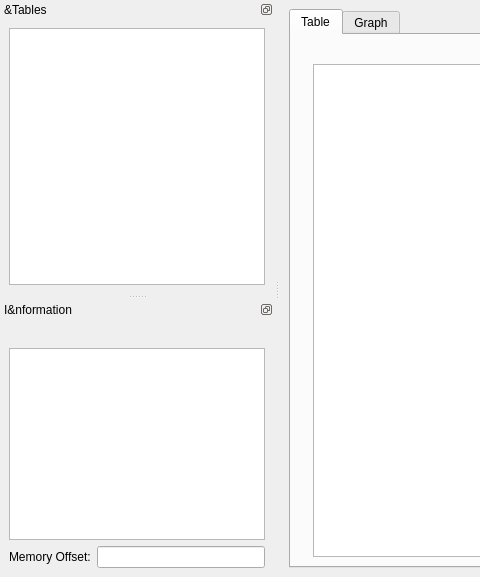
Above: src/ui/tuneeditor.ui from LibreTuner/LibreTuner before the change; both pictures show x 0 to 480 and y 0 to 577 of the 1054 by 577 pixel window. Below: the same form after it.
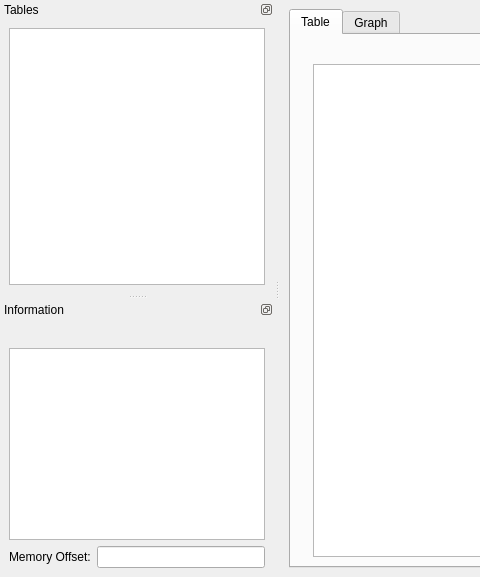
That is the form after the change. Custom widgets are drawn as their Qt base class.

Commit message: Fixed compilation under Windows

Patch:
```diff
--- a/src/ui/tuneeditor.ui
+++ b/src/ui/tuneeditor.ui
@@ -96,7 +96,7 @@
     <set>QDockWidget::DockWidgetFloatable|QDockWidget::DockWidgetMovable</set>
    </property>
    <property name="windowTitle">
-    <string>&amp;Tables</string>
+    <string>Tables</string>
    </property>
    <attribute name="dockWidgetArea">
     <number>1</number>
@@ -135,7 +135,7 @@
     <set>QDockWidget::DockWidgetFloatable|QDockWidget::DockWidgetMovable</set>
    </property>
    <property name="windowTitle">
-    <string>I&amp;nformation</string>
+    <string>Information</string>
    </property>
    <attribute name="dockWidgetArea">
     <number>1</number>
```
Left out of the diff: 4 changed lines with no effect on the pictures. The commit also changes 7 other files.
